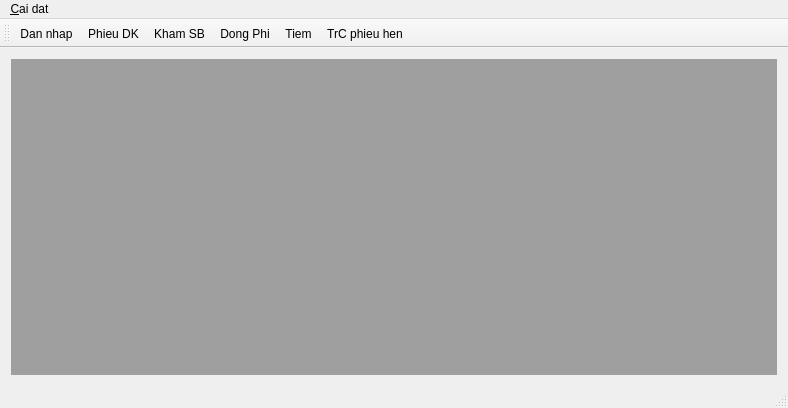
Old version of the form mainwindow.ui in the repository xdien/tcmr.
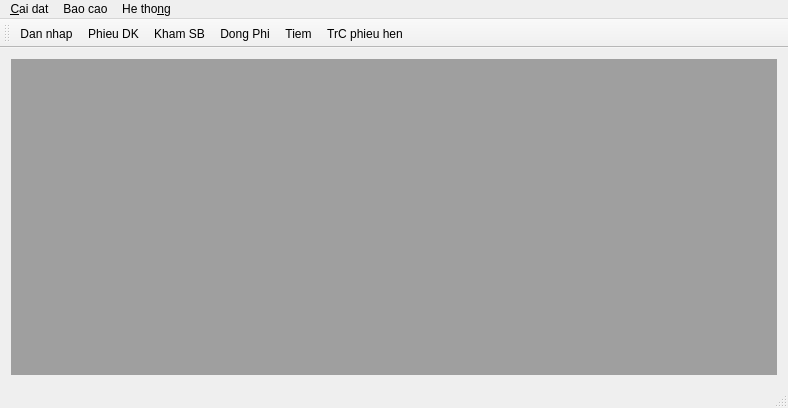
New version of the form.

The edit to the form file:
```diff
--- a/mainwindow.ui
+++ b/mainwindow.ui
@@ -35,7 +35,20 @@
     </property>
     <addaction name="actionSQL"/>
    </widget>
+   <widget class="QMenu" name="menuBao_cao">
+    <property name="title">
+     <string>Bao cao</string>
+    </property>
+   </widget>
+   <widget class="QMenu" name="menuHe_thong">
+    <property name="title">
+     <string>He tho&amp;ng</string>
+    </property>
+    <addaction name="actionQl_nv"/>
+   </widget>
    <addaction name="menuCai_dat"/>
+   <addaction name="menuBao_cao"/>
+   <addaction name="menuHe_thong"/>
   </widget>
   <widget class="QStatusBar" name="statusBar"/>
   <widget class="QToolBar" name="toolBar">
```
Left out of the diff: 5 changed lines with no effect on the pictures.
